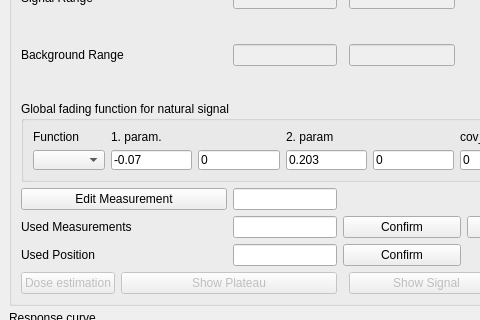
Qt form src/mainwindow.ui (bulanek/alive) before a commit; both pictures show x 0 to 480 and y 281 to 601 of the 1002 by 922 pixel window.
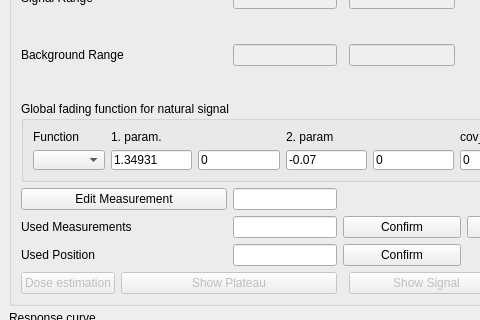
The same form after that commit. Custom widgets are drawn as their Qt base class.

```diff
--- a/src/mainwindow.ui
+++ b/src/mainwindow.ui
@@ -528,7 +528,7 @@
                 <item>
                  <widget class="QLineEdit" name="lineEdit_12">
                   <property name="text">
-                   <string>-0.07</string>
+                   <string>1.34931</string>
                   </property>
                  </widget>
                 </item>
@@ -557,7 +557,7 @@
                 <item>
                  <widget class="QLineEdit" name="lineEdit_15">
                   <property name="text">
-                   <string>0.203</string>
+                   <string>-0.07</string>
                   </property>
                  </widget>
                 </item>
```
Left out of the diff: 3 changed lines with no effect on the pictures.
